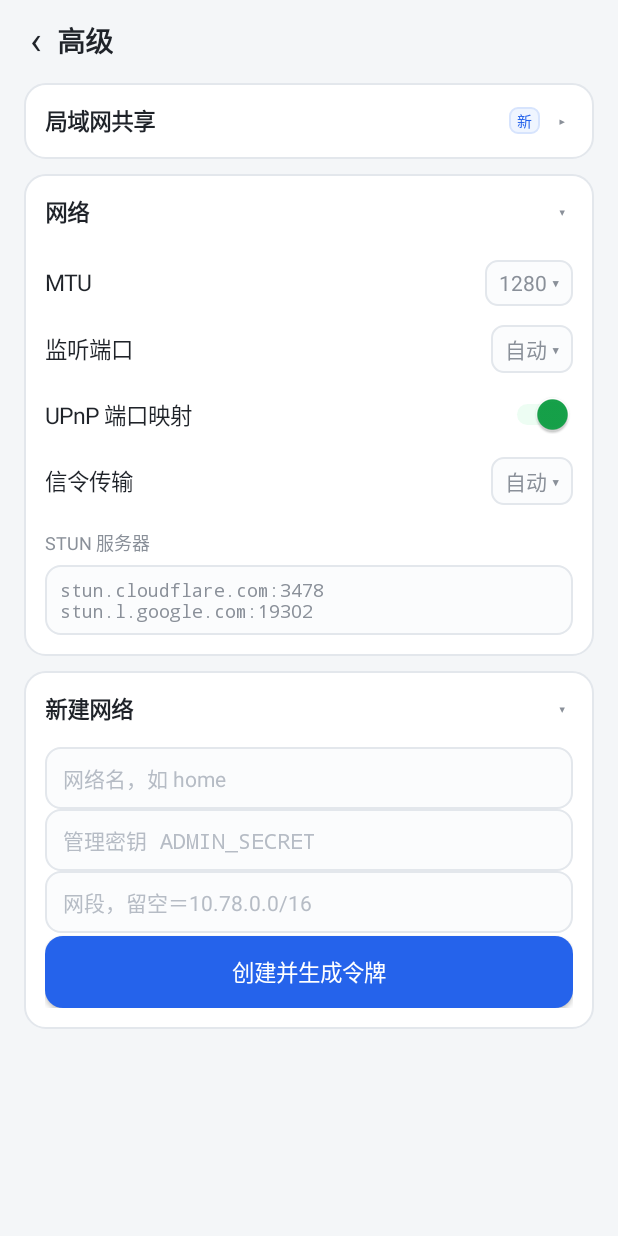
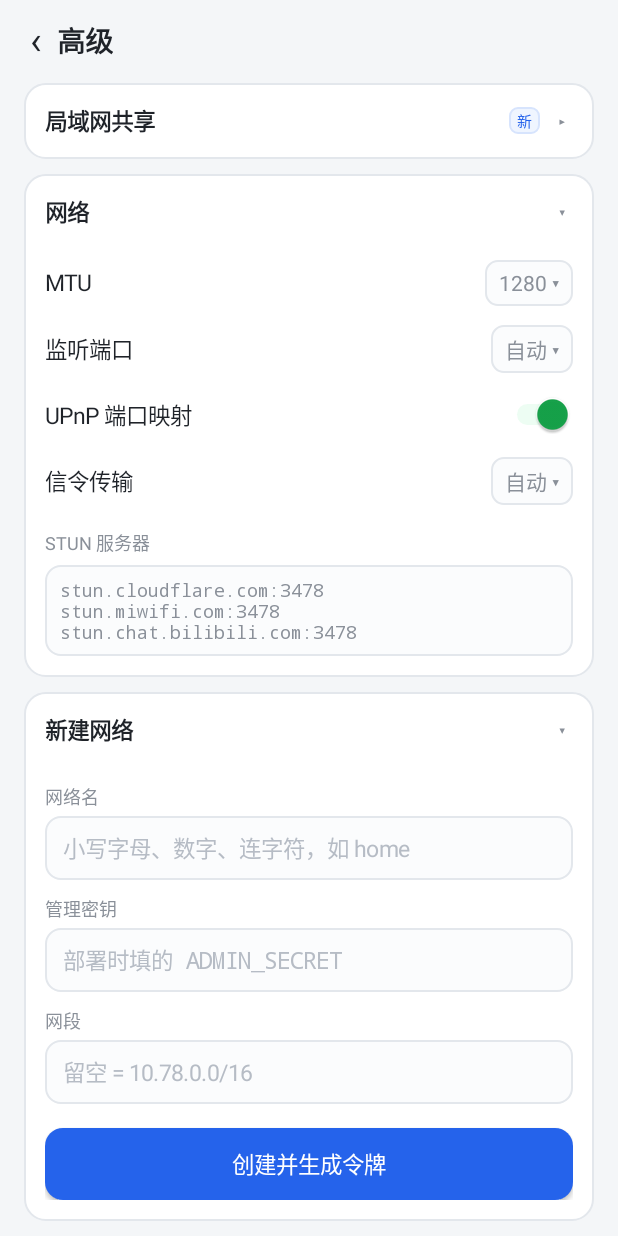
Before and after one commit to mylucien/qp2p, an Android app: the AdvancedActivity screen opened directly, with no data from a screen before it, after a tap on "新建网络", on a phone screen of 412 x 824 dp. Run offline under Robolectric (Android 15) with nearby library versions, the phone set to English and light mode, and no system bars; 2 other taps on this screen came first.

Commit message:
fix(android): 添加目标与建网表单加标题分行；默认 STUN 换国内三台

```diff
--- a/android/app/src/main/java/com/qp2p/AdvancedActivity.kt
+++ b/android/app/src/main/java/com/qp2p/AdvancedActivity.kt
@@ -233,29 +233,12 @@ class AdvancedActivity : Activity() {
     private fun askTarget() {
         val column = LinearLayout(this).apply {
             orientation = LinearLayout.VERTICAL
-            setPadding(dp(20), dp(6), dp(20), 0)
+            setPadding(dp(20), 0, dp(20), 0)
         }
-        val address = EditText(this).apply {
-            hint = "192.168.1.1:80"
-            textSize = 15f
-            inputType = InputType.TYPE_CLASS_TEXT
-            setSingleLine()
-        }
-        val port = EditText(this).apply {
-            hint = "虚拟端口，留空自动"
-            textSize = 15f
-            inputType = InputType.TYPE_CLASS_NUMBER
-            setSingleLine()
-        }
-        val note = EditText(this).apply {
-            hint = "备注，可留空"
-            textSize = 15f
-            inputType = InputType.TYPE_CLASS_TEXT
-            setSingleLine()
-        }
-        column.addView(address)
-        column.addView(port)
-        column.addView(note)
+        // 三个框必须各有标题：只靠 hint 时用户分不清哪个是哪个
+        val address = labeledField("目标地址", "192.168.1.1:80", column)
+        val port = labeledField("虚拟端口", "留空自动，1024 以上", column, number = true)
+        val note = labeledField("备注", "可留空", column)
 
         AlertDialog.Builder(this)
             .setTitle("添加目标")
@@ -540,15 +523,14 @@ class AdvancedActivity : Activity() {
     private fun buildCreateGroup(): LinearLayout {
         val (card, body) = groupCard("新建网络", null, expanded = false)
 
-        nameInput = field("网络名，如 home")
-        adminInput = field("管理密钥 ADMIN_SECRET").apply {
-            inputType = InputType.TYPE_CLASS_TEXT or InputType.TYPE_TEXT_VARIATION_PASSWORD
-        }
-        cidrInput = field("网段，留空＝10.78.0.0/16")
-
-        body.addView(nameInput)
-        body.addView(adminInput)
-        body.addView(cidrInput)
+        nameInput = labeledField("网络名", "小写字母、数字、连字符，如 home", body)
+        adminInput = labeledField(
+            "管理密钥",
+            "部署时填的 ADMIN_SECRET",
+            body,
+            mask = true,
+        )
+        cidrInput = labeledField("网段", "留空 = 10.78.0.0/16", body)
 
         createButton = Button(this).apply {
             text = "创建并生成令牌"
@@ -565,7 +547,7 @@ class AdvancedActivity : Activity() {
             LinearLayout.LayoutParams(
                 LinearLayout.LayoutParams.MATCH_PARENT,
                 LinearLayout.LayoutParams.WRAP_CONTENT,
-            ).apply { topMargin = dp(2) },
+            ).apply { topMargin = dp(16) },
         )
 
         createResult = LinearLayout(this).apply {
@@ -755,14 +737,43 @@ class AdvancedActivity : Activity() {
         return card to body
     }
 
-    private fun field(hintText: String): EditText = EditText(this).apply {
-        hint = hintText
-        textSize = 14f
-        setTextColor(INK)
-        setHintTextColor(HINT)
-        setSingleLine()
-        setPadding(dp(12), dp(10), dp(12), dp(10))
-        background = roundRect(Color.parseColor("#FBFCFD"), 10, 1, BORDER)
+    /**
+     * 一个带标题的输入项：标题一行、输入框一行，直接挂到 [parent] 上。
+     *
+     * 只用 EditText 的 hint 不写标题时，弹窗里几个框挤在一起根本分不清哪个是哪个，
+     * 所以这里统一「标题 + 框」的写法，并把框的样式与主界面拉齐。
+     */
+    private fun labeledField(
+        label: String,
+        hint: String,
+        parent: LinearLayout,
+        mask: Boolean = false,
+        number: Boolean = false,
+    ): EditText {
+        parent.addView(
+            TextView(this).apply {
+                text = label
+                textSize = 12f
+                setTextColor(MUTED)
+                setPadding(0, dp(10), 0, dp(4))
+            }
+        )
+        val input = EditText(this).apply {
+            this.hint = hint
+            textSize = 15f
+            setTextColor(INK)
+            setHintTextColor(HINT)
+            setSingleLine()
+            inputType = when {
+                mask -> InputType.TYPE_CLASS_TEXT or InputType.TYPE_TEXT_VARIATION_PASSWORD
+                number -> InputType.TYPE_CLASS_NUMBER
+                else -> InputType.TYPE_CLASS_TEXT
+            }
+            setPadding(dp(12), dp(10), dp(12), dp(10))
+            background = roundRect(Color.parseColor("#FBFCFD"), 10, 1, BORDER)
+        }
+        parent.addView(input)
+        return input
     }
 
     private fun hintText(text: String): TextView = TextView(this).apply {
@@ -830,6 +841,8 @@ class AdvancedActivity : Activity() {
 
         /** 与 Rust 侧 `default_stun()` 保持一致 */
         private const val DEFAULT_STUN_TEXT =
-            "stun.cloudflare.com:3478\nstun.l.google.com:19302"
+            "stun.cloudflare.com:3478\n" +
+                "stun.miwifi.com:3478\n" +
+                "stun.chat.bilibili.com:3478"
     }
 }
```
Also changed, not shown: 1 other file.
